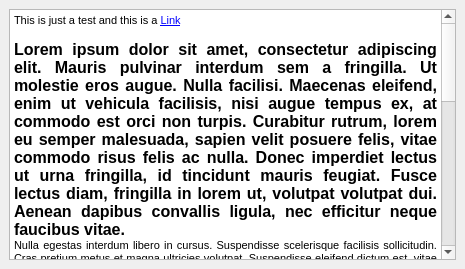
Above: About.ui from DeXTeRGT/RotateIt before the change. Below: the same form after it.
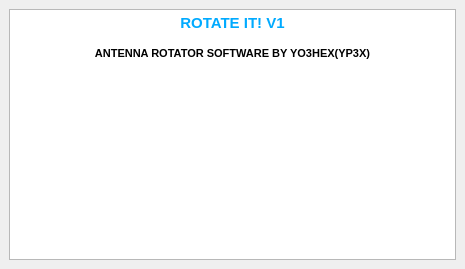
That is the form after the change. Icons and pictures are not drawn.

Patch:
```diff
--- a/About.ui
+++ b/About.ui
@@ -22,14 +22,8 @@
 &lt;html&gt;&lt;head&gt;&lt;meta name=&quot;qrichtext&quot; content=&quot;1&quot; /&gt;&lt;style type=&quot;text/css&quot;&gt;
 p, li { white-space: pre-wrap; }
 &lt;/style&gt;&lt;/head&gt;&lt;body style=&quot; font-family:'MS Shell Dlg 2'; font-size:8.25pt; font-weight:400; font-style:normal;&quot;&gt;
-&lt;p align=&quot;justify&quot; style=&quot; margin-top:0px; margin-bottom:0px; margin-left:0px; margin-right:0px; -qt-block-indent:0; text-indent:0px;&quot;&gt;This is just a test and this is a &lt;a href=&quot;http//www.goole.com&quot;&gt;&lt;span style=&quot; font-size:8pt; text-decoration: underline; color:#0000ff;&quot;&gt;Link&lt;/span&gt;&lt;/a&gt;&lt;/p&gt;
-&lt;p align=&quot;justify&quot; style=&quot;-qt-paragraph-type:empty; margin-top:0px; margin-bottom:0px; margin-left:0px; margin-right:0px; -qt-block-indent:0; text-indent:0px; font-size:8pt; text-decoration: underline; color:#0000ff;&quot;&gt;&lt;br /&gt;&lt;/p&gt;
-&lt;p align=&quot;justify&quot; style=&quot; margin-top:0px; margin-bottom:0px; margin-left:0px; margin-right:0px; -qt-block-indent:0; text-indent:0px;&quot;&gt;&lt;span style=&quot; font-family:'Open Sans,Arial,sans-serif'; font-size:12pt; font-weight:600; color:#000000; background-color:#ffffff;&quot;&gt;Lorem ipsum dolor sit amet, consectetur adipiscing elit. Mauris pulvinar interdum sem a fringilla. Ut molestie eros augue. Nulla facilisi. Maecenas eleifend, enim ut vehicula facilisis, nisi augue tempus ex, at commodo est orci non turpis. Curabitur rutrum, lorem eu semper malesuada, sapien velit posuere felis, vitae commodo risus felis ac nulla. Donec imperdiet lectus ut urna fringilla, id tincidunt mauris feugiat. Fusce lectus diam, fringilla in lorem ut, volutpat volutpat dui. Aenean dapibus convallis ligula, nec efficitur neque faucibus vitae.&lt;/span&gt;&lt;/p&gt;
-&lt;p align=&quot;justify&quot; style=&quot; margin-top:0px; margin-bottom:0px; margin-left:0px; margin-right:0px; -qt-block-indent:0; text-indent:0px;&quot;&gt;&lt;img src=&quot;:/icons/icon.png&quot; /&gt;&lt;/p&gt;
-&lt;p align=&quot;justify&quot; style=&quot; margin-top:0px; margin-bottom:15px; margin-left:0px; margin-right:0px; -qt-block-indent:0; text-indent:0px; background-color:#ffffff;&quot;&gt;&lt;span style=&quot; font-family:'Open Sans,Arial,sans-serif'; font-size:8pt; color:#000000; background-color:#ffffff;&quot;&gt;Nulla egestas interdum libero in cursus. Suspendisse scelerisque facilisis sollicitudin. Cras pretium metus et magna ultricies volutpat. Suspendisse eleifend dictum est, vitae feugiat nisl mattis eu. Integer aliquam arcu bibendum ante laoreet sagittis. In congue vulputate pulvinar. Fusce quis odio ex. Etiam fringilla metus eu ex malesuada, a auctor sem aliquam. Curabitur venenatis magna et ex fermentum auctor. Integer mattis metus augue, a gravida ligula suscipit nec. Duis ante tellus, sagittis ac lorem vitae, congue euismod dolor. Duis condimentum lorem non lacinia aliquam. Vivamus ullamcorper porta tortor sit amet tincidunt. In hac habitasse platea dictumst.&lt;/span&gt;&lt;/p&gt;
-&lt;p align=&quot;justify&quot; style=&quot; margin-top:0px; margin-bottom:15px; margin-left:0px; margin-right:0px; -qt-block-indent:0; text-indent:0px; background-color:#ffffff;&quot;&gt;&lt;span style=&quot; font-family:'Open Sans,Arial,sans-serif'; font-size:8pt; color:#000000; background-color:#ffffff;&quot;&gt;Morbi suscipit dignissim ex non placerat. Aenean molestie purus velit, vitae placerat velit suscipit vitae. In lacus metus, fringilla ac massa ut, mattis blandit sem. Orci varius natoque penatibus et magnis dis parturient montes, nascetur ridiculus mus. Mauris tincidunt bibendum consequat. Maecenas et gravida elit. Aenean tincidunt ac justo at rhoncus. Etiam mollis mi ligula, in rhoncus diam semper sed. Nunc tristique erat eros, et mollis enim ornare sit amet. Ut nec iaculis velit. Cras vel magna ex. Etiam lobortis magna ipsum, nec consectetur neque porta sed.&lt;/span&gt;&lt;/p&gt;
-&lt;p align=&quot;justify&quot; style=&quot; margin-top:0px; margin-bottom:15px; margin-left:0px; margin-right:0px; -qt-block-indent:0; text-indent:0px; background-color:#ffffff;&quot;&gt;&lt;span style=&quot; font-family:'Open Sans,Arial,sans-serif'; font-size:8pt; color:#000000; background-color:#ffffff;&quot;&gt;Curabitur sed orci magna. Morbi lacinia ante orci, eu tempor eros porta tempus. Phasellus mollis lectus et erat suscipit, efficitur gravida mauris ullamcorper. Cras ornare nibh id lacus finibus auctor. Suspendisse sit amet porttitor mauris, fringilla viverra arcu. Vivamus consequat, arcu non sagittis viverra, urna nisl consectetur lectus, sed ultricies dolor massa non massa. In ac ex a ipsum feugiat placerat eget cursus nulla. Morbi cursus tortor varius, dignissim elit et, blandit arcu. Maecenas sit amet tellus vitae mauris pulvinar egestas eu at urna. Vivamus tempus ante nunc, ut rhoncus lorem finibus sit amet. Etiam ac vehicula mi. Quisque lorem orci, luctus a posuere at, convallis id leo. Integer tempor justo sapien, nec rhoncus orci posuere a. Donec dolor elit, facilisis at facilisis ac, interdum sit amet turpis. Fusce feugiat pellentesque efficitur.&lt;/span&gt;&lt;/p&gt;
-&lt;p align=&quot;justify&quot; style=&quot; margin-top:0px; margin-bottom:15px; margin-left:0px; margin-right:0px; -qt-block-indent:0; text-indent:0px; background-color:#ffffff;&quot;&gt;&lt;span style=&quot; font-family:'Open Sans,Arial,sans-serif'; font-size:8pt; color:#000000; background-color:#ffffff;&quot;&gt;Cras sed tellus id sem eleifend mattis. Nulla congue eu arcu eget aliquam. Aenean venenatis est eu libero dignissim, sed accumsan est semper. Duis quam mi, aliquet sit amet leo vitae, dictum venenatis erat. Suspendisse volutpat, libero sed bibendum imperdiet, lectus dui tempor nisl, ut faucibus augue eros eu purus. Ut molestie auctor metus sed congue. Sed nec commodo orci. Pellentesque in iaculis massa. Cras nisl neque, accumsan ut ex sed, aliquam hendrerit tellus. Duis euismod at neque at condimentum. Suspendisse iaculis neque elit, a varius massa malesuada vel.&lt;/span&gt;&lt;/p&gt;&lt;/body&gt;&lt;/html&gt;</string>
+&lt;p align=&quot;center&quot; style=&quot; margin-top:0px; margin-bottom:15px; margin-left:0px; margin-right:0px; -qt-block-indent:0; text-indent:0px; background-color:#ffffff;&quot;&gt;&lt;span style=&quot; font-size:11pt; font-weight:600; color:#00aaff;&quot;&gt;ROTATE IT! V1&lt;/span&gt;&lt;/p&gt;
+&lt;p align=&quot;center&quot; style=&quot; margin-top:0px; margin-bottom:15px; margin-left:0px; margin-right:0px; -qt-block-indent:0; text-indent:0px; background-color:#ffffff;&quot;&gt;&lt;span style=&quot; font-size:8pt; font-weight:600;&quot;&gt;ANTENNA ROTATOR SOFTWARE BY YO3HEX(YP3X)&lt;/span&gt;&lt;/p&gt;&lt;/body&gt;&lt;/html&gt;</string>
       </property>
      </widget>
     </item>
```
